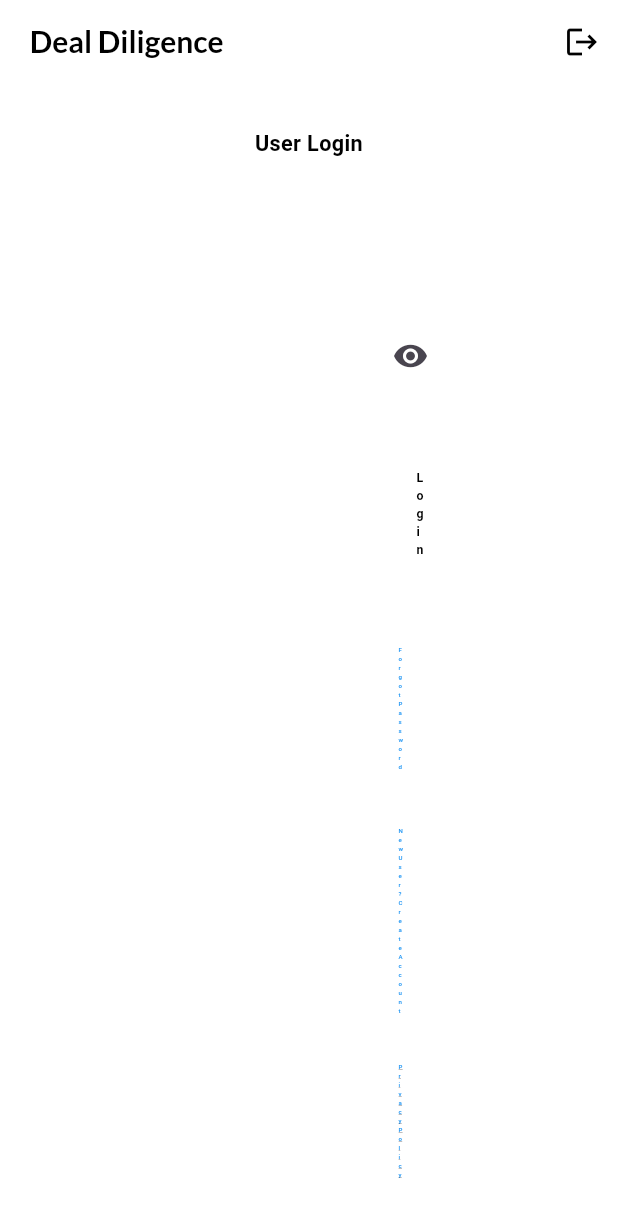
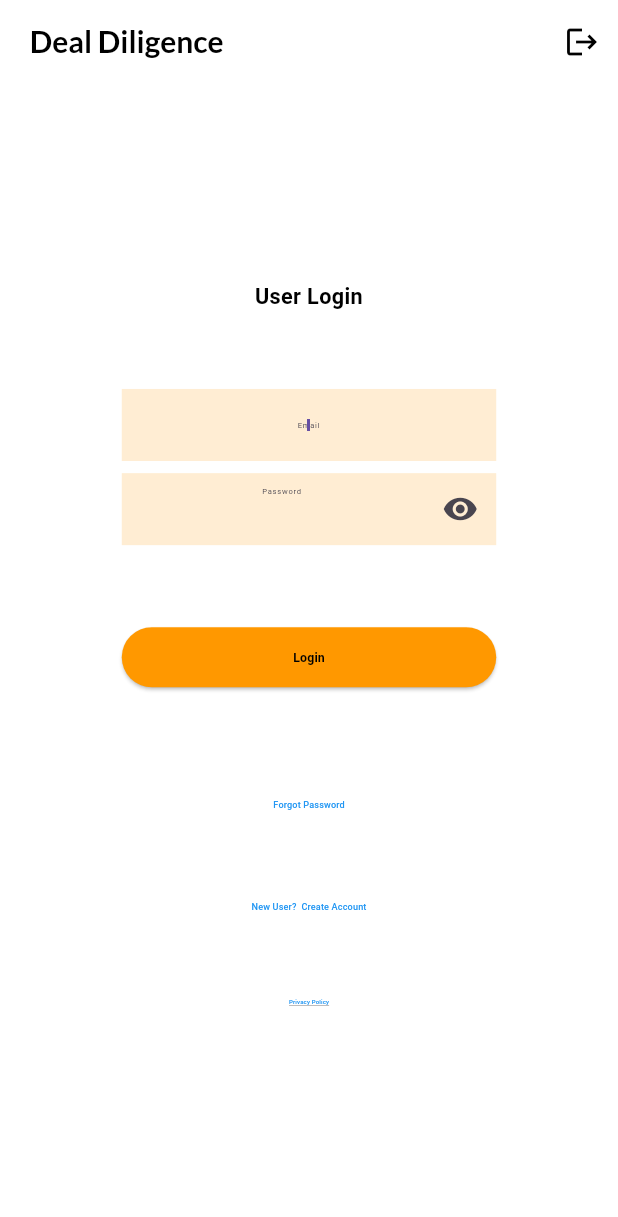
Before and after one commit to nathan-kane/deal_diligence, a Flutter app: the screen it shows after launch, on a phone screen of 412 x 824 dp. Shown: the top 1217 px of the screen. Run offline on Flutter 3.47's test engine with Material 3 defaults, Android fonts, the phone set to English and light mode, and no system bars; our stand-ins replace cloud_firestore, dartz, equatable, firebase_auth, firebase_core, flutter_credit_card and 13 more; missing offline and left inert: add_2_calendar, flutter_stripe, googleapis; accounts and stored records are empty.

Commit message:
Adjusted font sizes

```diff
--- a/lib/screens/login_screen.dart
+++ b/lib/screens/login_screen.dart
@@ -275,7 +275,7 @@ class _LoginScreenState extends ConsumerState<LoginScreen> {
                     height: 50.r,
                   ),
                   Container(
-                    padding: EdgeInsets.symmetric(horizontal: 200.r),
+                    padding: EdgeInsets.symmetric(horizontal: 30.r),
                     color: Colors.white,
                     child: TextField(
                       style: TextStyle(fontSize: 5.sp),
@@ -298,7 +298,7 @@ class _LoginScreenState extends ConsumerState<LoginScreen> {
                     height: 8.r,
                   ),
                   Container(
-                    padding: EdgeInsets.symmetric(horizontal: 200.r),
+                    padding: EdgeInsets.symmetric(horizontal: 30.r),
                     color: Colors.white,
                     child: TextField(
                       style: TextStyle(fontSize: 5.sp),
@@ -332,7 +332,7 @@ class _LoginScreenState extends ConsumerState<LoginScreen> {
                     height: 50.r,
                   ),
                   Container(
-                    padding: EdgeInsets.symmetric(horizontal: 200.r),
+                    padding: EdgeInsets.symmetric(horizontal: 30.r),
                     child: ElevatedButton(
                       onPressed: () async {
                         setState(() {
@@ -458,11 +458,11 @@ class _LoginScreenState extends ConsumerState<LoginScreen> {
                   ),
                   SizedBox(height: 50.r,),
                   Container(
-                    padding: EdgeInsets.symmetric(horizontal: 200.r),
+                    padding: EdgeInsets.symmetric(horizontal: 30.r),
                     child: TextButton(
                       child: Text(
                         'Forgot Password',
-                        style: TextStyle(color: Colors.blue, fontSize: 4.sp),
+                        style: TextStyle(color: Colors.blue, fontSize: 6.sp),
                       ),
                       onPressed: () => Navigator.of(context).push(
                           MaterialPageRoute(
@@ -474,11 +474,11 @@ class _LoginScreenState extends ConsumerState<LoginScreen> {
                     height: 20.h,
                   ),
                   Container(
-                    padding: EdgeInsets.symmetric(horizontal: 200.r),
+                    padding: EdgeInsets.symmetric(horizontal: 30.r),
                     child: TextButton(
                       child: Text(
                         'New User?  Create Account',
-                        style: TextStyle(color: Colors.blue, fontSize: 4.sp),
+                        style: TextStyle(color: Colors.blue, fontSize: 6.sp),
                       ),
                       // onPressed: () => Navigator.of(context).push(MaterialPageRoute(
                       //     builder: (context) => const AddPaymentViaCard())),
@@ -497,7 +497,7 @@ class _LoginScreenState extends ConsumerState<LoginScreen> {
                   Visibility(
                     visible: !kIsWeb,
                     child: Container(
-                      padding: EdgeInsets.symmetric(horizontal: 200.sp),
+                      padding: EdgeInsets.symmetric(horizontal: 30.sp),
                       child: TextButton(
                         child: Text(
                           'Privacy Policy',
```
